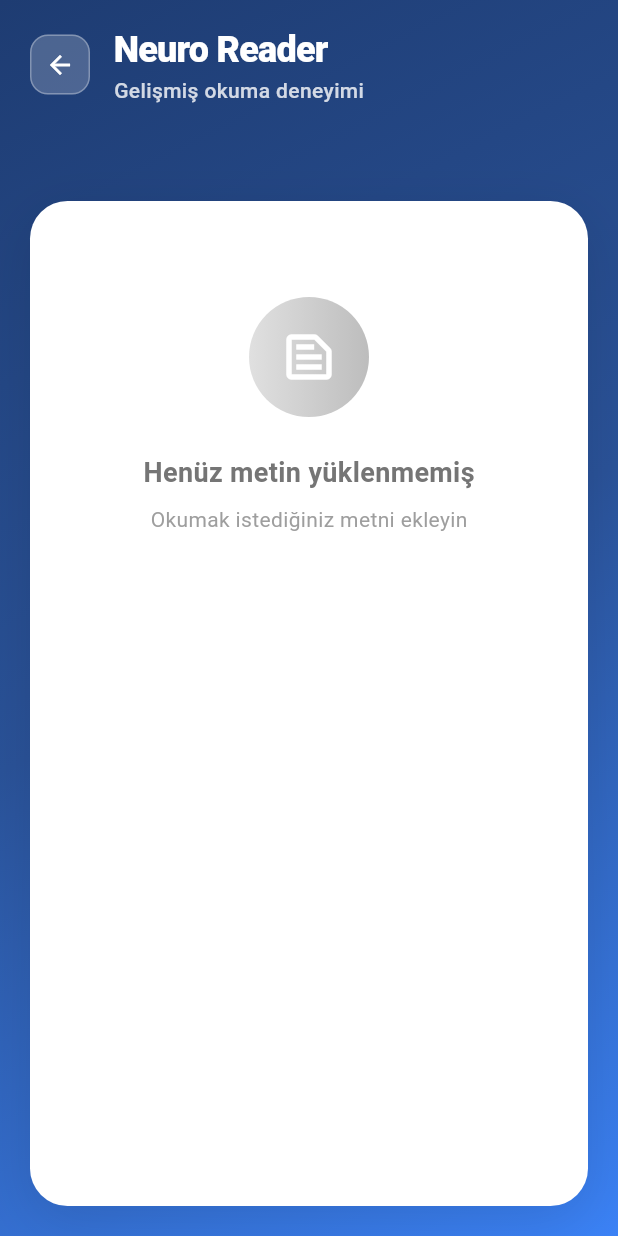
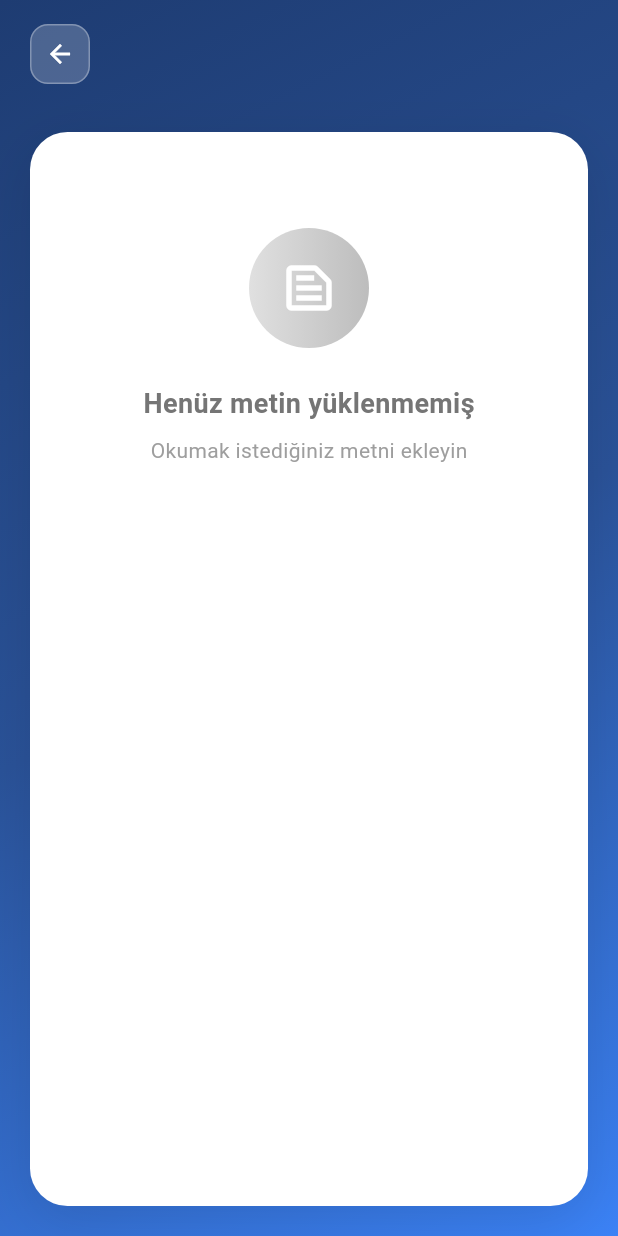
Before and after one commit to firatkaradev/neurotext-app, a Flutter app: the TextReaderPage screen opened directly, on a phone screen of 412 x 824 dp. Run offline on Flutter 3.47's test engine with Material 3 defaults, Android fonts, the phone set to English and light mode, and no system bars; our stand-ins replace hive, hive_flutter; accounts and stored records are empty.

Commit message:
no message

```diff
--- a/neurotext_app/lib/pages/text_reader_page.dart
+++ b/neurotext_app/lib/pages/text_reader_page.dart
@@ -228,118 +228,6 @@ class _TextReaderPageState extends State<TextReaderPage> {
     }
   }
 
-  Widget _buildStatusIndicator() {
-    if (_isPaused && _isAutoScrolling) {
-      return Container(
-        padding: EdgeInsets.symmetric(horizontal: 16, vertical: 8),
-        decoration: BoxDecoration(
-          gradient: LinearGradient(
-            colors: [Colors.orange[400]!, Colors.amber[400]!],
-            begin: Alignment.topLeft,
-            end: Alignment.bottomRight,
-          ),
-          borderRadius: BorderRadius.circular(20),
-          boxShadow: [
-            BoxShadow(
-              color: Colors.orange[200]!.withOpacity(0.5),
-              blurRadius: 15,
-              offset: Offset(0, 5),
-            ),
-          ],
-        ),
-        child: Row(
-          mainAxisSize: MainAxisSize.min,
-          children: [
-            Icon(Icons.pause_circle, color: Colors.white, size: 20),
-            SizedBox(width: 8),
-            Text(
-              'Odaklanma Modu',
-              style: TextStyle(
-                color: Colors.white,
-                fontSize: 14,
-                fontWeight: FontWeight.w600,
-              ),
-            ),
-          ],
-        ),
-      );
-    } else if (_isManualScrolling) {
-      return Container(
-        padding: EdgeInsets.symmetric(horizontal: 16, vertical: 8),
-        decoration: BoxDecoration(
-          gradient: LinearGradient(
-            colors: [Colors.blue[400]!, Colors.cyan[400]!],
-            begin: Alignment.topLeft,
-            end: Alignment.bottomRight,
-          ),
-          borderRadius: BorderRadius.circular(20),
-          boxShadow: [
-            BoxShadow(
-              color: Colors.blue[200]!.withOpacity(0.5),
-              blurRadius: 15,
-              offset: Offset(0, 5),
-            ),
-          ],
-        ),
-        child: Row(
-          mainAxisSize: MainAxisSize.min,
-          children: [
-            Icon(Icons.touch_app, color: Colors.white, size: 20),
-            SizedBox(width: 8),
-            Text(
-              'Manuel Gezinme',
-              style: TextStyle(
-                color: Colors.white,
-                fontSize: 14,
-                fontWeight: FontWeight.w600,
-              ),
-            ),
-          ],
-        ),
-      );
-    } else if (_isAutoScrolling) {
-      return Container(
-        padding: EdgeInsets.symmetric(horizontal: 16, vertical: 8),
-        decoration: BoxDecoration(
-          gradient: LinearGradient(
-            colors: [
-              _speedModes[_currentSpeedIndex]['color'][400]!,
-              _speedModes[_currentSpeedIndex]['color'][500]!,
-            ],
-            begin: Alignment.topLeft,
-            end: Alignment.bottomRight,
-          ),
-          borderRadius: BorderRadius.circular(20),
-          boxShadow: [
-            BoxShadow(
-              color: _speedModes[_currentSpeedIndex]['color'][200]!
-                  .withOpacity(0.5),
-              blurRadius: 15,
-              offset: Offset(0, 5),
-            ),
-          ],
-        ),
-        child: Row(
-          mainAxisSize: MainAxisSize.min,
-          children: [
-            Icon(Icons.rocket_launch, color: Colors.white, size: 20),
-            SizedBox(width: 8),
-            Text(
-              '${_speedModes[_currentSpeedIndex]['name']} Hızda Okuyorsunuz',
-              style: TextStyle(
-                color: Colors.white,
-                fontSize: 14,
-                fontWeight: FontWeight.w600,
-              ),
-            ),
-          ],
-        ),
-      );
-    } else {
-      return Container(height: 24); // Boş alan
-    }
-  }
-
   @override
   Widget build(BuildContext context) {
     return Scaffold(
@@ -380,30 +268,7 @@ class _TextReaderPageState extends State<TextReaderPage> {
                       ),
                     ),
                     SizedBox(width: 16),
-                    Expanded(
-                      child: Column(
-                        crossAxisAlignment: CrossAxisAlignment.start,
-                        children: [
-                          Text(
-                            'Neuro Reader',
-                            style: TextStyle(
-                              fontSize: 24,
-                              fontWeight: FontWeight.w800,
-                              color: Colors.white,
-                              letterSpacing: -0.5,
-                            ),
-                          ),
-                          Text(
-                            'Gelişmiş okuma deneyimi',
-                            style: TextStyle(
-                              fontSize: 14,
-                              color: Colors.white.withOpacity(0.8),
-                              fontWeight: FontWeight.w500,
-                            ),
-                          ),
-                        ],
-                      ),
-                    ),
+
                     // Control buttons
                     if (_displayText.trim().isNotEmpty) ...[
                       Container(
@@ -479,9 +344,7 @@ class _TextReaderPageState extends State<TextReaderPage> {
                 ),
               ),
 
-              // Status indicator
-              Center(child: _buildStatusIndicator()),
-              SizedBox(height: 16),
+              SizedBox(height: 8),
 
               // Content Area
               Expanded(
```
